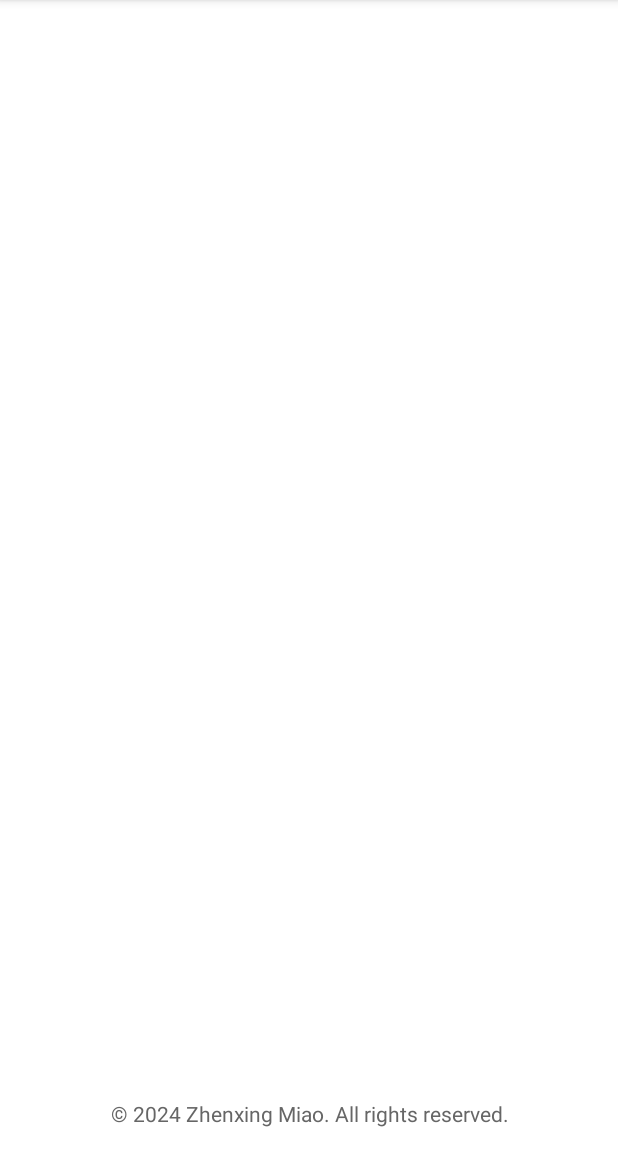
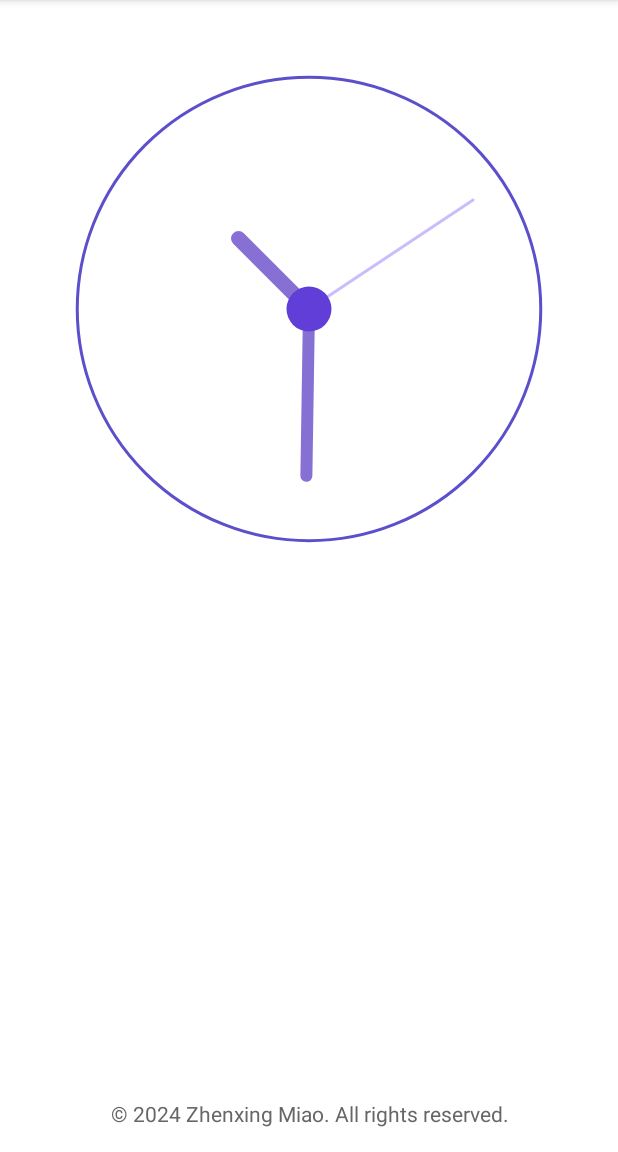
Before and after one commit to ZhxM1995/Zxing-Clock, an Android app: the screen it shows after launch (MainActivity), on a phone screen of 412 x 824 dp, the part 84-1236 px from its top. Run offline under Robolectric (Android 15) with nearby library versions, the phone set to English and light mode, and no system bars.

Commit message:
feat(时钟View)

```diff
--- /dev/null
+++ b/app/src/main/java/com/fminb/zxingclock/weight/ClockView.kt
@@ -0,0 +1,127 @@
+package com.fminb.zxingclock.weight
+
+import android.animation.ValueAnimator
+import android.content.Context
+import android.graphics.*
+import android.icu.util.Calendar
+import android.util.AttributeSet
+import android.view.View
+import androidx.core.animation.doOnStart
+import kotlin.math.cos
+import kotlin.math.sin
+
+class ClockView @JvmOverloads constructor(
+    context: Context,
+    attrs: AttributeSet? = null,
+    defStyleAttr: Int = 0
+) : View(context, attrs, defStyleAttr) {
+
+    private val paint = Paint().apply {
+        isAntiAlias = true
+        style = Paint.Style.STROKE
+        strokeWidth = 5f
+        strokeCap = Paint.Cap.ROUND
+    }
+
+    private val textPaint = Paint().apply {
+        isAntiAlias = true
+        textAlign = Paint.Align.CENTER
+        textSize = 30f
+        color = Color.BLACK
+    }
+
+    private val centerPointPaint = Paint().apply {
+        isAntiAlias = true
+        style = Paint.Style.FILL
+        color = Color.parseColor("#603ED7")
+    }
+
+    private var animator: ValueAnimator? = null
+
+    init {
+        startAnimation()
+    }
+
+    override fun onDetachedFromWindow() {
+        super.onDetachedFromWindow()
+        animator?.cancel()
+    }
+
+    private fun startAnimation() {
+        animator = ValueAnimator.ofFloat(0f, 1f).apply {
+            duration = 1000L
+            repeatCount = ValueAnimator.INFINITE
+            doOnStart {
+                invalidate() // 强制立即更新视图
+            }
+            addUpdateListener {
+                invalidate()
+            }
+            start()
+        }
+    }
+
+    override fun onMeasure(widthMeasureSpec: Int, heightMeasureSpec: Int) {
+        val width = MeasureSpec.getSize(widthMeasureSpec)
+        val height = MeasureSpec.getSize(heightMeasureSpec)
+        val size = minOf(width, height)
+        setMeasuredDimension(size, size)
+    }
+
+    override fun onDraw(canvas: Canvas) {
+        super.onDraw(canvas)
+
+        val centerX = width / 2f
+        val centerY = height / 2f
+        val radius = minOf(centerX, centerY) * 0.75f
+
+        drawClockFace(canvas, centerX, centerY, radius)
+        drawHands(canvas, centerX, centerY, radius)
+        drawCenterPoint(canvas, centerX, centerY)
+    }
+
+    private fun drawClockFace(canvas: Canvas, centerX: Float, centerY: Float, radius: Float) {
+        paint.color = Color.parseColor("#5C4FCC")
+        canvas.drawCircle(centerX, centerY, radius, paint)
+    }
+
+    private fun drawHands(canvas: Canvas, centerX: Float, centerY: Float, radius: Float) {
+        val calendar = Calendar.getInstance()
+        calendar.timeInMillis = System.currentTimeMillis()
+        val hour = calendar.get(Calendar.HOUR_OF_DAY) % 12
+        val minute = calendar.get(Calendar.MINUTE)
+        val second = calendar.get(Calendar.SECOND)
+        val millisecond = calendar.get(Calendar.MILLISECOND)
+
+        // Calculate the exact position of the second hand
+        val secondAngle = (second * 6 + millisecond / 1000.0 * 6) % 360
+
+        // Draw the hour hand
+        paint.strokeWidth = 15f
+        paint.color = Color.parseColor("#8670D4")
+        val hourAngle = ((hour * 30 + minute / 60.0 * 30) % 360).toFloat()
+        drawHand(canvas, centerX, centerY, radius * 0.43f, hourAngle)
+
+        // Draw the minute hand
+        paint.strokeWidth = 12f
+        paint.color = Color.parseColor("#8670D4")
+        val minuteAngle = ((minute * 6 + second / 60.0 * 6) % 360).toFloat()
+        drawHand(canvas, centerX, centerY, radius * 0.72f, minuteAngle)
+
+        // Draw the second hand
+        paint.strokeWidth = 3f
+        paint.color = Color.parseColor("#CBBDFD")
+        drawHand(canvas, centerX, centerY, radius * 0.85f, secondAngle.toFloat())
+    }
+
+    private fun drawCenterPoint(canvas: Canvas, centerX: Float, centerY: Float) {
+        canvas.drawCircle(centerX, centerY, 22.5f, centerPointPaint)
+    }
+
+    private fun drawHand(canvas: Canvas, cx: Float, cy: Float, length: Float, angle: Float) {
+        val radian = Math.toRadians((angle - 90).toDouble())
+        val endX = cx + length * cos(radian)
+        val endY = cy + length * sin(radian)
+        canvas.drawLine(cx, cy, endX.toFloat(), endY.toFloat(), paint)
+    }
+}
--- a/app/src/main/res/layout/activity_main.xml
+++ b/app/src/main/res/layout/activity_main.xml
@@ -6,18 +6,27 @@
     android:layout_height="match_parent"
     tools:context=".MainActivity">
 
+    <!-- Clock View -->
+    <com.fminb.zxingclock.weight.ClockView
+        android:id="@+id/clockView"
+        android:layout_width="0dp"
+        android:layout_height="0dp"
+        app:layout_constraintBottom_toTopOf="@id/copyrightTextView"
+        app:layout_constraintEnd_toEndOf="parent"
+        app:layout_constraintStart_toStartOf="parent"
+        app:layout_constraintTop_toTopOf="parent" />
 
     <TextView
         android:id="@+id/copyrightTextView"
         android:layout_width="wrap_content"
         android:layout_height="wrap_content"
+        android:layout_marginBottom="16dp"
+        android:gravity="center_horizontal"
         android:text="© 2024 Zhenxing Miao. All rights reserved."
+        android:textColor="#666666"
         android:textSize="14sp"
-        android:textColor="#666666"
         app:layout_constraintBottom_toBottomOf="parent"
-        app:layout_constraintStart_toStartOf="parent"
         app:layout_constraintEnd_toEndOf="parent"
-        android:layout_marginBottom="16dp"
-        android:gravity="center_horizontal"/>
+        app:layout_constraintStart_toStartOf="parent" />
 
 </androidx.constraintlayout.widget.ConstraintLayout>
```
Also changed, not shown: app/src/main/res/mipmap-hdpi/bg.webp (added), app/src/main/res/mipmap-hdpi/ic_launcher.png (renamed from app/src/main/res/mipmap-xhdpi/ic_launcher.png).
